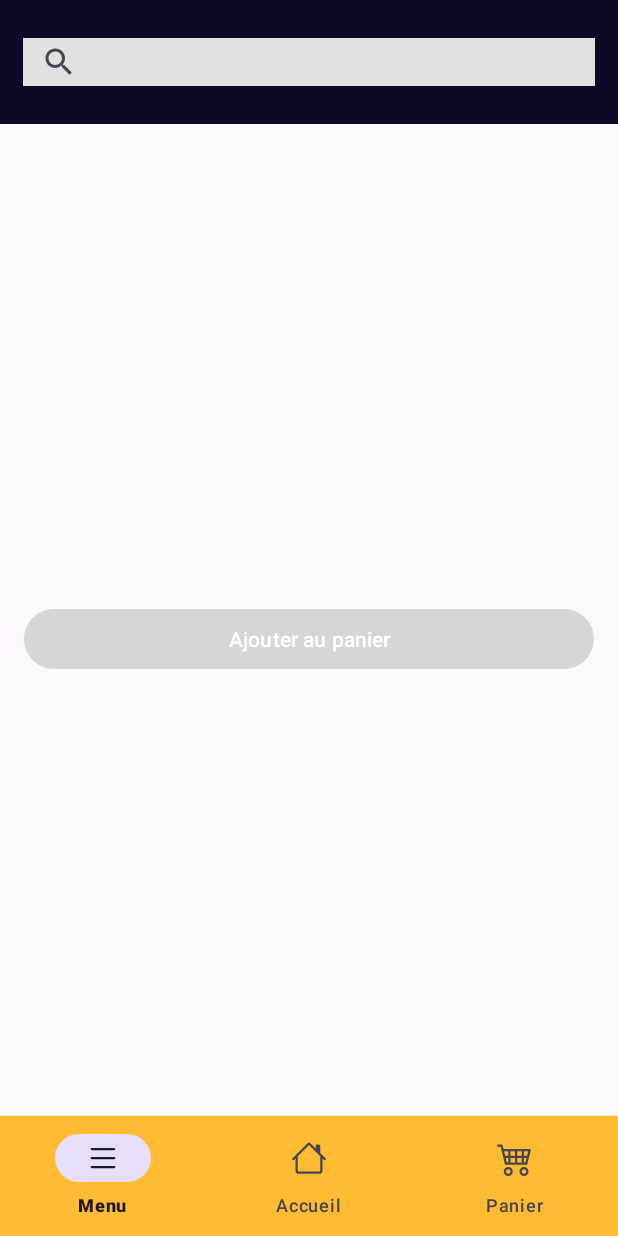
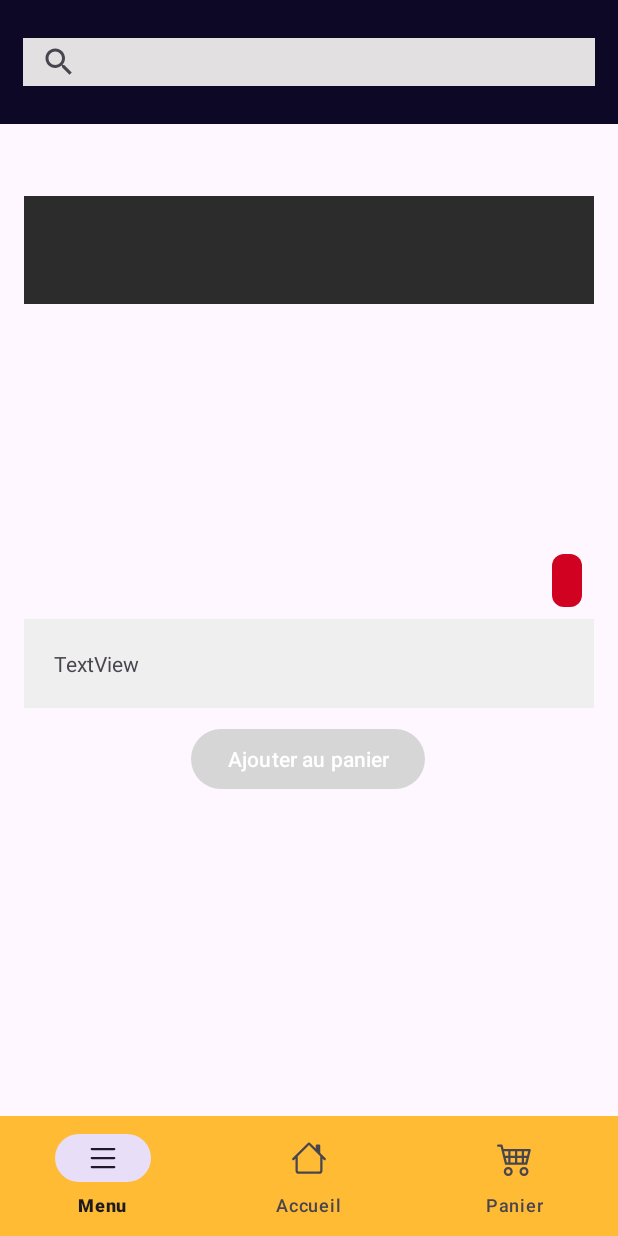
Before and after one commit to yaml-ns/retroMarket, an Android app: the ProductDetailsActivity screen opened directly, with no data from a screen before it, on a phone screen of 412 x 824 dp. Run offline under Robolectric (Android 15) with nearby library versions, the phone set to English and light mode, and no system bars; pictures from the network do not load.

Commit message:
enhance design

```diff
--- a/app/src/main/java/com/example/retromarket/data/model/Product.kt
+++ b/app/src/main/java/com/example/retromarket/data/model/Product.kt
@@ -6,6 +6,7 @@ import kotlinx.parcelize.Parcelize
 @Parcelize
 data class Product(
     val id:Int,
+    val title:String,
     val description:String,
     val price:Double,
     val category:String,
--- a/app/src/main/java/com/example/retromarket/ui/LoginActivity.kt
+++ b/app/src/main/java/com/example/retromarket/ui/LoginActivity.kt
@@ -43,6 +43,8 @@ class LoginActivity : BaseActivity() {
                             Toast.makeText(this@LoginActivity, "Connexion réussie", Toast.LENGTH_SHORT).show()
                             getSharedPreferences("retro_market", MODE_PRIVATE).edit().clear().apply()
                             getSharedPreferences("retro_market", MODE_PRIVATE).edit().putString("token", res.token).apply()
+                            val name = "${res.user.prenom} ${res.user.nom}"
+                            findViewById<TextView>(R.id.profileName).setText(name)
                             val intent = Intent(this@LoginActivity, MainActivity::class.java)
                             startActivity(intent)
                         } else {
--- a/app/src/main/java/com/example/retromarket/ui/ProductDetailsActivity.kt
+++ b/app/src/main/java/com/example/retromarket/ui/ProductDetailsActivity.kt
@@ -6,6 +6,8 @@ import android.widget.ImageView
 import android.widget.TextView
 import androidx.activity.enableEdgeToEdge
 import com.bumptech.glide.Glide
+import com.bumptech.glide.load.resource.bitmap.RoundedCorners
+import com.bumptech.glide.request.RequestOptions
 import com.example.retromarket.BaseActivity
 import com.example.retromarket.R
 import com.example.retromarket.data.model.Product
@@ -20,7 +22,8 @@ class ProductDetailsActivity : BaseActivity() {
         val product = intent.getParcelableExtra<Product>("product")
 
         val imageView = findViewById<ImageView>(R.id.ivDetailImage)
-        val nameView = findViewById<TextView>(R.id.tvDetailName)
+        val descView = findViewById<TextView>(R.id.ivDescription)
+        val nameView = findViewById<TextView>(R.id.ivTitle)
         val categoryView = findViewById<TextView>(R.id.tvDetailCategory)
         val priceView = findViewById<TextView>(R.id.tvDetailPrice)
         val addToCartBtn = findViewById<TextView>(R.id.addToCartBtn)
@@ -39,13 +42,18 @@ class ProductDetailsActivity : BaseActivity() {
         }
 
         product?.let {
-            nameView.text = it.description
-            categoryView.text = it.category
-            priceView.text = "${it.price} €"
+            nameView.text = it.title
+            descView.text = it.description
+            categoryView.text = "Catégorie : ${it.category}"
+            priceView.text = "${it.price} $"
 
-            Glide.with(this)
+            val radius = 120
+
+            Glide.with(this@ProductDetailsActivity)
                 .load(it.image)
+                .apply(RequestOptions.bitmapTransform(RoundedCorners(radius)))
                 .into(imageView)
+
         }
     }
 }
--- /dev/null
+++ b/app/src/main/res/drawable/rounded_green_price_badge.xml
@@ -0,0 +1,8 @@
+<?xml version="1.0" encoding="utf-8"?>
+<shape xmlns:android="http://schemas.android.com/apk/res/android"
+    android:shape="rectangle">
+    <corners android:radius="8dp" /> <solid android:color="#4CAF50" /> <padding
+    android:bottom="8dp"
+    android:left="16dp"
+    android:right="16dp"
+    android:top="8dp" /> </shape>
--- /dev/null
+++ b/app/src/main/res/drawable/rounded_red_price_badge.xml
@@ -0,0 +1,8 @@
+<?xml version="1.0" encoding="utf-8"?>
+<shape xmlns:android="http://schemas.android.com/apk/res/android"
+    android:shape="rectangle">
+    <corners android:radius="8dp" /> <solid android:color="#D10121" /> <padding
+    android:bottom="8dp"
+    android:left="16dp"
+    android:right="16dp"
+    android:top="8dp" /> </shape>
--- a/app/src/main/res/layout/activity_product_details.xml
+++ b/app/src/main/res/layout/activity_product_details.xml
@@ -1,49 +1,100 @@
 <?xml version="1.0" encoding="utf-8"?>
 <ScrollView xmlns:android="http://schemas.android.com/apk/res/android"
+    xmlns:app="http://schemas.android.com/apk/res-auto"
+    xmlns:tools="http://schemas.android.com/tools"
     android:layout_width="match_parent"
     android:layout_height="match_parent"
     android:padding="16dp">
 
     <LinearLayout
-        android:orientation="vertical"
         android:layout_width="match_parent"
-        android:layout_height="wrap_content">
-
-        <ImageView
-            android:id="@+id/ivDetailImage"
-            android:layout_width="match_parent"
-            android:layout_height="200dp"
-            android:scaleType="centerCrop"
-            android:contentDescription="@string/image_du_produit" />
+        android:layout_height="match_parent"
+        android:orientation="vertical">
 
         <TextView
-            android:id="@+id/tvDetailName"
-            android:layout_width="wrap_content"
+            android:id="@+id/ivTitle"
+            android:layout_width="match_parent"
             android:layout_height="wrap_content"
-            android:textStyle="bold"
-            android:textSize="20sp"
-            android:layout_marginTop="16dp" />
+            android:layout_marginTop="32dp"
+            android:background="#2C2C2C"
+            android:paddingLeft="10dp"
+            android:paddingTop="10dp"
+            android:paddingRight="10dp"
+            android:paddingBottom="0dp"
+            android:textColor="#FF9800"
+            android:textSize="24sp"
+            android:textStyle="bold" />
 
         <TextView
             android:id="@+id/tvDetailCategory"
-            android:layout_width="wrap_content"
+            android:layout_width="match_parent"
             android:layout_height="wrap_content"
-            android:textColor="#666666"
-            android:layout_marginTop="8dp" />
+            android:layout_marginTop="0dp"
+            android:layout_marginBottom="10dp"
+            android:background="#2C2C2C"
+            android:paddingLeft="10dp"
+            android:paddingTop="0dp"
+            android:paddingRight="10dp"
+            android:paddingBottom="10dp"
+            android:textColor="#F0EFEF" />
+
+        <FrameLayout
+            android:layout_width="match_parent"
+            android:layout_height="200dp">
+
+            <ImageView
+                android:id="@+id/ivDetailImage"
+                android:layout_width="match_parent"
+                android:layout_height="200dp"
+                android:layout_marginTop="5dp"
+                android:contentDescription="@string/image_du_produit"
+                android:scaleType="centerCrop" />
+
+            <TextView
+                android:id="@+id/tvDetailPrice"
+                android:layout_width="wrap_content"
+                android:layout_height="wrap_content"
+                android:layout_gravity="bottom|end"
+                android:layout_marginEnd="8dp"
+                android:layout_marginBottom="8dp"
+                android:background="@drawable/rounded_red_price_badge"
+                android:paddingStart="10dp"
+                android:paddingTop="5dp"
+                android:paddingEnd="10dp"
+                android:paddingBottom="5dp"
+                android:shadowColor="#575757"
+                android:shadowRadius="10"
+                android:textColor="#E0E0E0"
+                android:textSize="18sp"
+                android:textStyle="bold" />
+        </FrameLayout>
 
         <TextView
-            android:id="@+id/tvDetailPrice"
-            android:layout_width="wrap_content"
-            android:layout_height="wrap_content"
-            android:textSize="18sp"
-            android:textColor="#FF5722"
-            android:layout_marginTop="8dp" />
-
-        <Button
-            android:id="@+id/addToCartBtn"
+            android:id="@+id/ivDescription"
             android:layout_width="match_parent"
             android:layout_height="wrap_content"
-            android:text="@string/ajouter_au_panier" />
+            android:background="#EFEFEF"
+            android:paddingLeft="20dp"
+            android:paddingTop="20dp"
+            android:paddingRight="20dp"
+            android:paddingBottom="20dp"
+            android:text="TextView" />
+
+        <androidx.constraintlayout.widget.ConstraintLayout
+            android:layout_width="match_parent"
+            android:layout_height="67dp">
+
+            <Button
+                android:id="@+id/addToCartBtn"
+                android:layout_width="wrap_content"
+                android:layout_height="wrap_content"
+                android:text="@string/ajouter_au_panier"
+                app:layout_constraintBottom_toBottomOf="parent"
+                app:layout_constraintEnd_toEndOf="parent"
+                app:layout_constraintHorizontal_bias="0.497"
+                app:layout_constraintStart_toStartOf="parent"
+                app:layout_constraintTop_toTopOf="parent" />
+        </androidx.constraintlayout.widget.ConstraintLayout>
 
     </LinearLayout>
 </ScrollView>
--- a/app/src/main/res/layout/nav_header_main.xml
+++ b/app/src/main/res/layout/nav_header_main.xml
@@ -18,7 +18,7 @@
         app:srcCompat="@drawable/person_circle" />
 
     <TextView
-        android:id="@+id/textView"
+        android:id="@+id/profileName"
         android:layout_width="match_parent"
         android:layout_height="wrap_content"
         android:text="Bon Le Bon"
```
